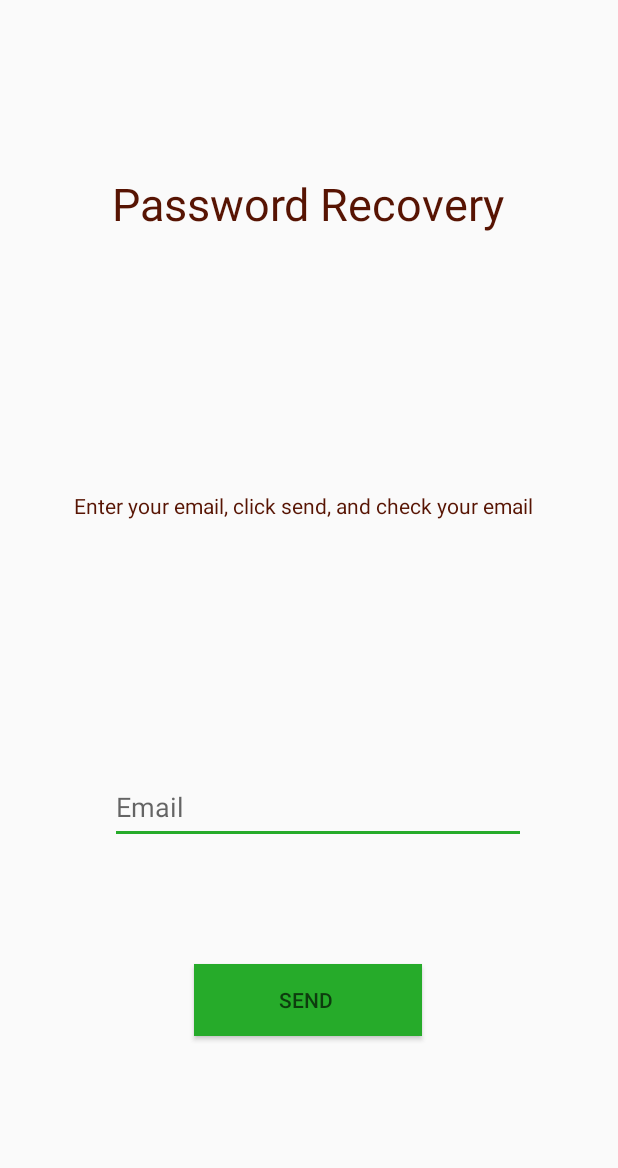
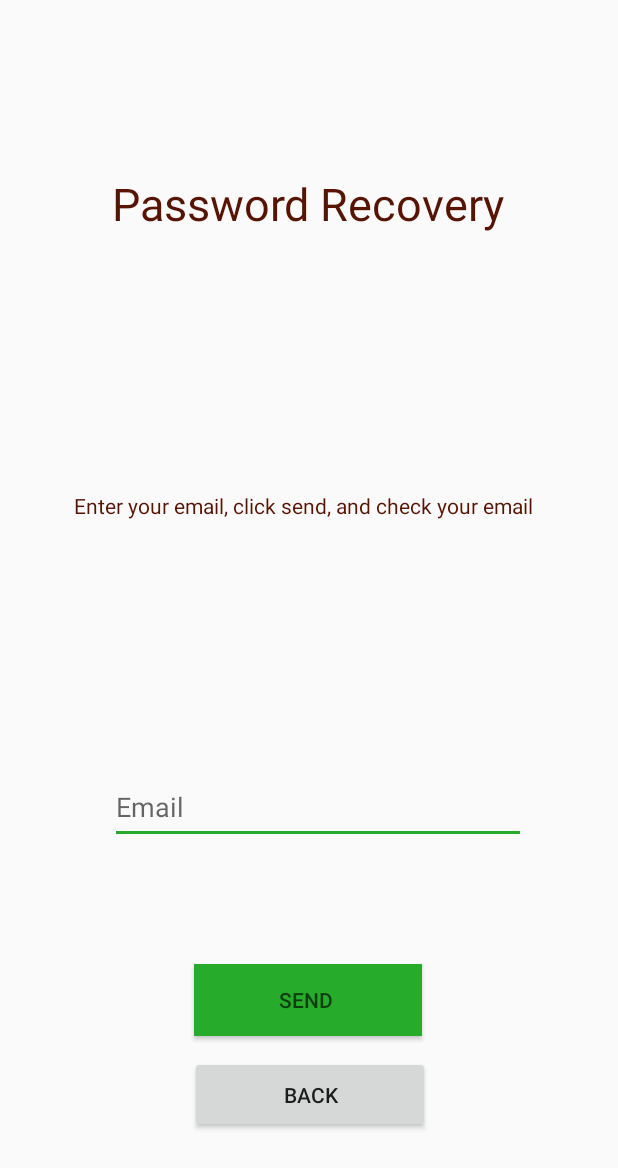
Before and after one commit to YersiniaP/Pomodoro-Timer-ThirtyOne, an Android app: the PasswordRecovery screen opened directly, with no data from a screen before it, on a phone screen of 412 x 824 dp. Shown: the top 1168 px of the screen. Run offline under Robolectric (Android 15) with nearby library versions, the phone set to English and light mode, and no system bars; our stand-ins replace Firebase (no records; nobody signed in at launch, a user with empty details on screens opened directly), Room's generated code.

Commit message:
Add files via upload
add a back button

```diff
--- a/app/src/main/res/layout/activity_password_recovery.xml
+++ b/app/src/main/res/layout/activity_password_recovery.xml
@@ -61,4 +61,17 @@
         app:layout_constraintVertical_bias="0.422"
         android:textColor="@color/colorPrimaryDark"/>
 
+    <Button
+        android:id="@+id/back_button"
+        android:layout_width="160dp"
+        android:layout_height="51dp"
+        android:layout_marginStart="126dp"
+        android:layout_marginEnd="125dp"
+        android:layout_marginBottom="55dp"
+        android:text="BACK"
+        app:layout_constraintBottom_toBottomOf="parent"
+        app:layout_constraintEnd_toEndOf="parent"
+        app:layout_constraintStart_toStartOf="parent"
+        app:layout_constraintTop_toBottomOf="@+id/send" />
+
 </androidx.constraintlayout.widget.ConstraintLayout>
```
